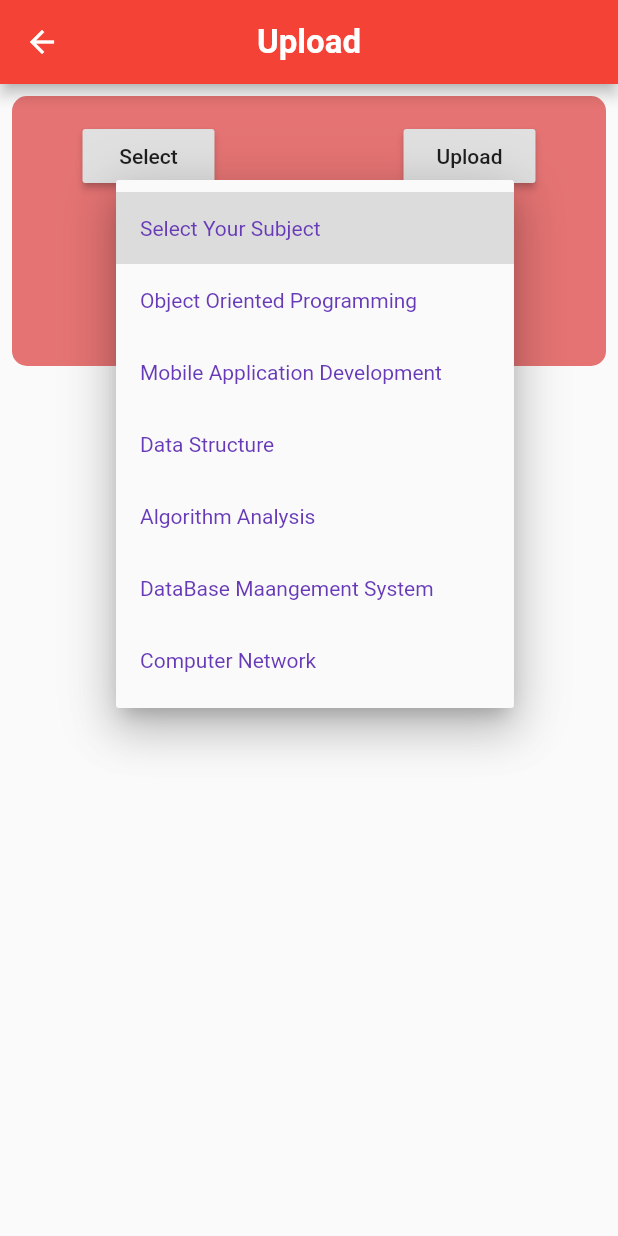
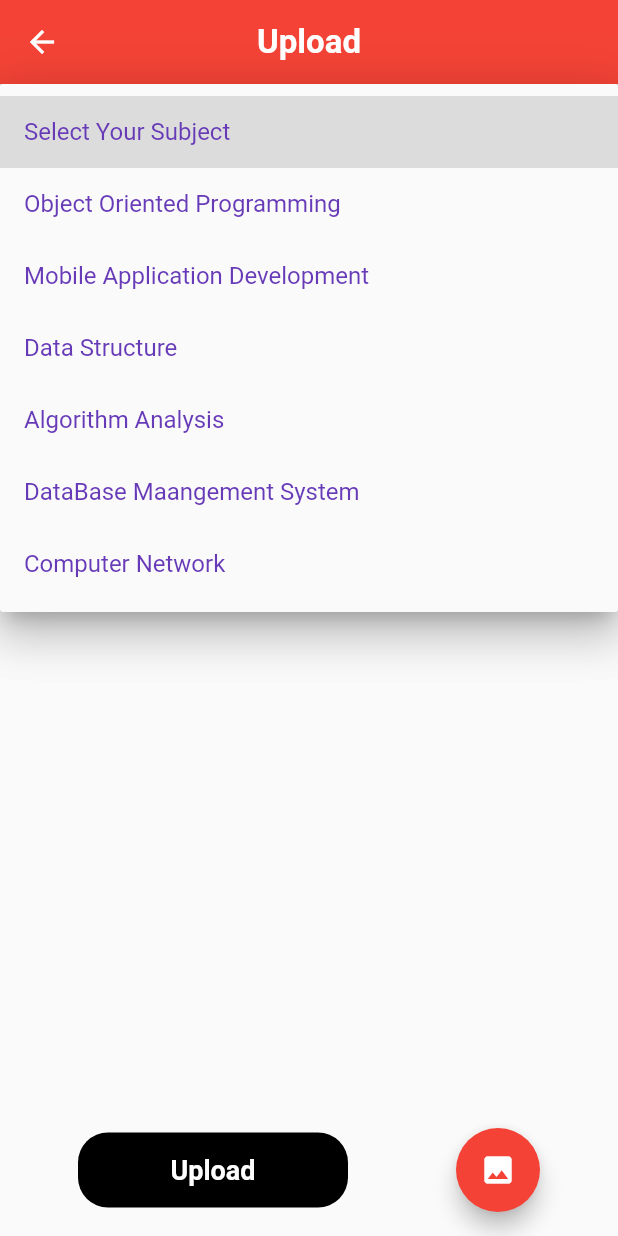
Before and after one commit to AscEmon/Note_Share_Flutter, a Flutter app: the UploadPage screen opened by its route, after a tap on "Select Your Subject", on a phone screen of 412 x 824 dp. Run offline on Flutter 3.47's test engine with Material 2 defaults, Android fonts, the phone set to English and light mode, and no system bars; our stand-ins replace cloud_firestore, firebase_auth, firebase_core, firebase_storage, fluttertoast, get and 1 more; missing offline and left inert: flutter_absolute_path, multi_image_picker; accounts and stored records are empty; Roboto replaces fonts that are missing (Poppins).

Commit message:
CachedNetwork add in ImageLoad and Uploading Page design modify

```diff
--- a/lib/Screens/UploadPage.dart
+++ b/lib/Screens/UploadPage.dart
@@ -3,6 +3,7 @@ import 'package:cloud_firestore/cloud_firestore.dart';
 import 'package:firebase_auth/firebase_auth.dart';
 import 'package:firebase_storage/firebase_storage.dart';
 import 'package:flutter/material.dart';
+import 'package:fluttertoast/fluttertoast.dart';
 import 'package:get/get.dart';
 import 'dart:async';
 import 'package:multi_image_picker/multi_image_picker.dart';
@@ -23,7 +24,7 @@ class _UploadPageState extends State<UploadPage> {
   String departMentName = "";
   String uploaderName;
   Asset asset;
-  bool isLoading=false;
+  bool isLoading = false;
 
   Future<void> pickImages() async {
     List<Asset> resultList = List<Asset>();
@@ -60,7 +61,7 @@ class _UploadPageState extends State<UploadPage> {
 //Multiple image upload under uid
   Future handleUploadImage() async {
     setState(() {
-      isLoading=true;
+      isLoading = true;
     });
 
     var firebaseUser = FirebaseAuth.instance.currentUser;
@@ -90,8 +91,14 @@ class _UploadPageState extends State<UploadPage> {
         final UploadTask task =
             storageRef.child('$uploaderName/$i/').putFile(fileImageArray[i]);
         await task.then((picValue) async {
-
-
+          Fluttertoast.showToast(
+              msg: "UpLoading...",
+              toastLength: Toast.LENGTH_SHORT,
+              gravity: ToastGravity.CENTER,
+              timeInSecForIosWeb: 1,
+              backgroundColor: Colors.red,
+              textColor: Colors.white,
+              fontSize: 16.0);
           // await picValue.ref.getDownloadURL().then((downloadUrl) {
           //   print("URL : " + downloadUrl);
           //      url=downloadUrl;
@@ -101,12 +108,11 @@ class _UploadPageState extends State<UploadPage> {
       }
       setState(() {
         print("calling");
-         images=null;
-         dropdownValue='Select Your Subject';
-         isLoading=false;
+        images = null;
+        dropdownValue = 'Select Your Subject';
+        isLoading = false;
         //fileImageArray.removeAt(i);
       });
-
     } catch (e) {
       print(e);
     }
@@ -125,35 +131,28 @@ class _UploadPageState extends State<UploadPage> {
                   fontWeight: FontWeight.bold)),
           centerTitle: true,
         ),
-        body: Container(
-            child: Column(
+        bottomNavigationBar: Padding(
+          padding: const EdgeInsets.all(16.0),
+          child: Row(
+            mainAxisAlignment: MainAxisAlignment.spaceAround,
             children: [
-            SizedBox(
-              height: 8,
+               GestureDetector(
+                 onTap: handleUploadImage,
+                  child: Container(
+                  height: 50,
+                  width: 180,
+                  child: Center(child: Text("Upload",style: TextStyle(color: Colors.white,fontSize: 18,fontWeight: FontWeight.w600),)),
+                  decoration: BoxDecoration(
+                    color: Colors.black,
+                    borderRadius: BorderRadius.all(Radius.circular(20))
                   ),
-            Padding(
-              padding: const EdgeInsets.symmetric(horizontal: 8),
-              child: Container(
-                decoration: BoxDecoration(
-                    color: Colors.red[300],
-                    borderRadius: BorderRadius.circular(10)),
-                height: 180,
-                width: Get.width,
-                child: Column(
-                  mainAxisAlignment: MainAxisAlignment.start,
-                  children: [
-                    SizedBox(
-                      height: 16,
               ),
-                    Row(
-                      mainAxisAlignment: MainAxisAlignment.spaceEvenly,
-                      // crossAxisAlignment: CrossAxisAlignment.center,
-                      children: [
-                        RaisedButton(
+               ),
+              FloatingActionButton(
+                child: Icon(Icons.image),
                 onPressed: () {
                   if (dropdownValue == "Select Your Subject") {
-                              Get.snackbar(
-                                  "Subject Select", "Please Select a  Subject",
+                    Get.snackbar("Subject Select", "Please Select a  Subject",
                         snackPosition: SnackPosition.BOTTOM,
                         backgroundColor: Colors.red,
                         colorText: Colors.white);
@@ -161,23 +160,23 @@ class _UploadPageState extends State<UploadPage> {
                     pickImages();
                   }
                 },
-                          child: Text("Select"),
               ),
-                        SizedBox(
-                          width: 32,
-                        ),
-                        RaisedButton(
-                          onPressed: handleUploadImage,
-                          child: Text("Upload"),
-                        )
             ],
           ),
+        ),
+        body: Container(
+            child: Column(
+          children: [
+            SizedBox(
+              height: 8,
+            ),
             DropdownButton<String>(
+              isExpanded: true,
               value: dropdownValue,
               icon: Icon(Icons.arrow_drop_down),
               iconSize: 24,
               elevation: 16,
-                      style: TextStyle(color: Colors.deepPurple),
+              style: TextStyle(color: Colors.deepPurple,fontSize: 16),
               underline: Container(
                 height: 2,
                 color: Colors.deepPurple,
@@ -199,31 +198,31 @@ class _UploadPageState extends State<UploadPage> {
               ].map<DropdownMenuItem<String>>((String value) {
                 return DropdownMenuItem<String>(
                   value: value,
-                          child: Text(value),
+                  child: Text(value,style: TextStyle(fontSize: 16),),
                 );
               }).toList(),
-                    )
-                  ],
-                ),
-              ),
             ),
             SizedBox(
               height: 16,
             ),
             Expanded(
               flex: 2,
-              child: isLoading==false? GridView.count(
+              child: isLoading == false
+                  ? GridView.count(
                       crossAxisCount: 3,
-                children:images != null? List.generate(images.length, (index) {
+                      children: images != null
+                          ? List.generate(images.length, (index) {
                               asset = images[index];
                               return AssetThumb(
                                 asset: asset,
                                 width: 300,
                                 height: 300,
                               );
-                }):[Text("")],
-              ):Center(child: CircularProgressIndicator(),)
-            ),
+                            })
+                          : [Text("")],
+                    )
+                  : Text(""),
+            )
           ],
         )),
       ),
```
Lines whose indentation alone changed are shown as unchanged.
